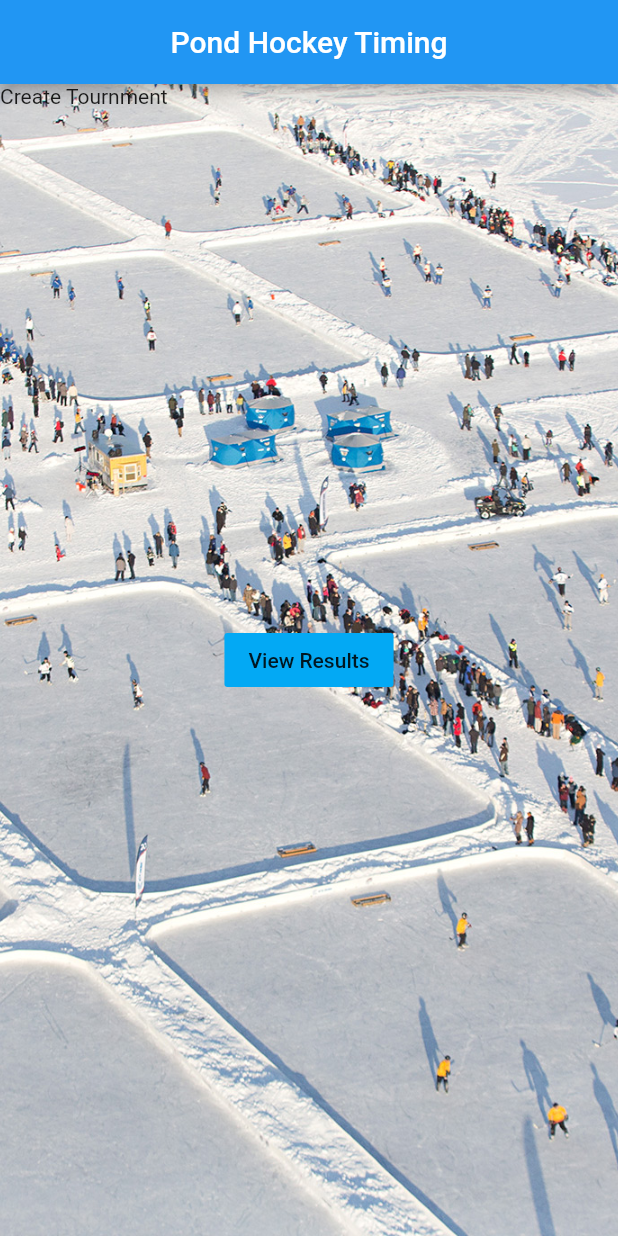
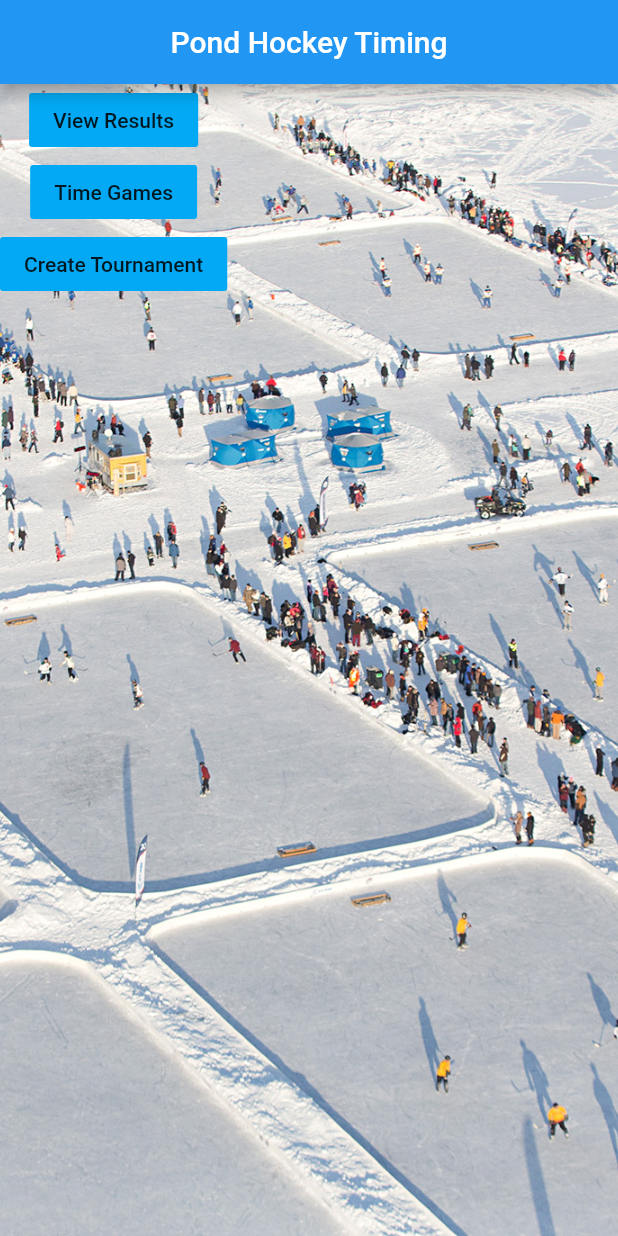
Before and after one commit to Simple-Computers-101/pond_hockey, a Flutter app: the screen it shows after launch, on a phone screen of 412 x 824 dp. Run offline on Flutter 3.47's test engine with Material 2 defaults, Android fonts, the phone set to English and light mode, and no system bars; our stand-ins replace splashscreen.

```diff
--- a/lib/main.dart
+++ b/lib/main.dart
@@ -50,16 +50,24 @@ class MainScreen extends StatelessWidget {
             ),
             new Column(
               children: <Widget>[
-                Text('Create Tournment')
-              ],
-            ),
-            new Center(
-              child: new FlatButton(
+                FlatButton(
                   onPressed: (){},
                   child: Text('View Results'),
                   color: Colors.lightBlue,
-                  )
+                ),
+                FlatButton(
+                  onPressed: (){},
+                  child: Text('Time Games'),
+                  color: Colors.lightBlue,
+                ),
+                FlatButton(
+                  onPressed: (){},
+                  child: Text('Create Tournament'),
+                  color: Colors.lightBlue,
+                ),
+              ],
             ),
+
           ],
         )
     );
```
